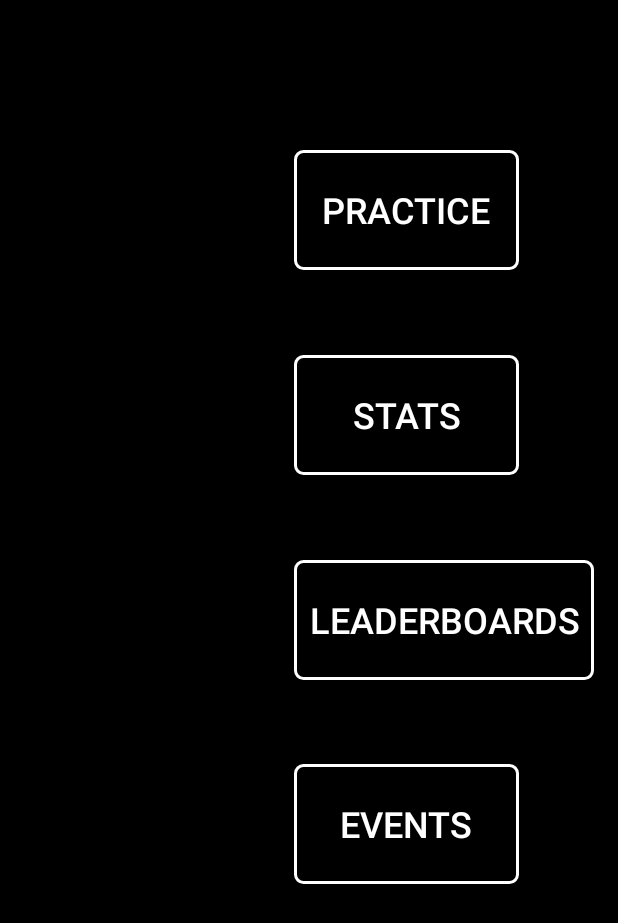
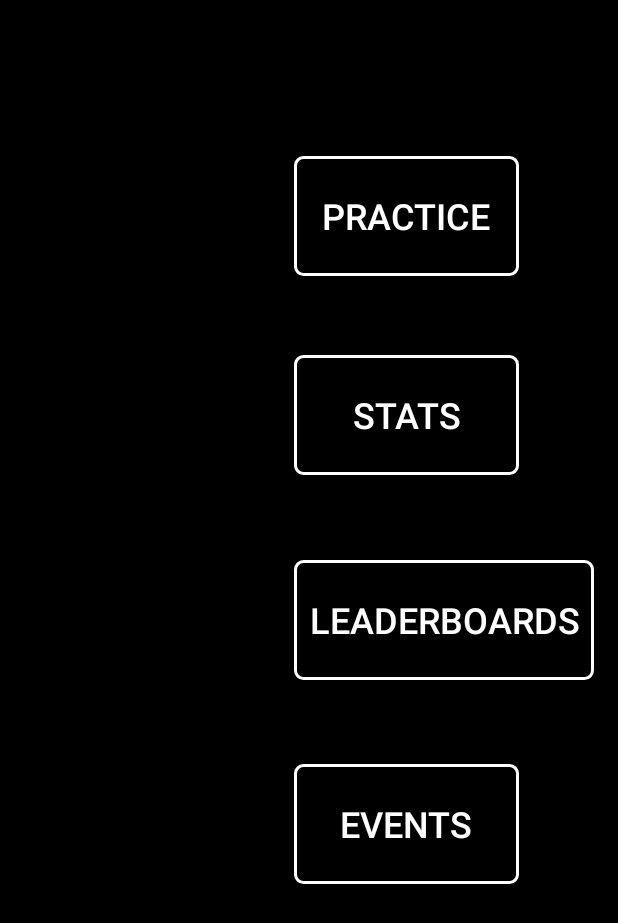
Before and after one commit to brianheaton1126/Puttlink, an Android app: the layout home_page2.xml on its own in the app's theme, with its tools: preview values and no code run, on a phone screen of 412 x 824 dp. Shown: the top 923 px of the screen. Run offline under Robolectric (Android 15) with nearby library versions, the phone set to English and light mode, and no system bars; plain views replace PlayerView.

Commit message:
2_23_22 version

```diff
--- a/app/src/main/res/layout/home_page2.xml
+++ b/app/src/main/res/layout/home_page2.xml
@@ -91,7 +91,7 @@ OF THIS SOFTWARE, EVEN IF ADVISED OF THE POSSIBILITY OF SUCH DAMAGE.
                 android:layout_width="150dp"
                 android:layout_height="80dp"
                 android:elevation="5dp"
-                android:layout_marginTop="32dp"
+                android:layout_marginTop="36dp"
                 android:background="@drawable/buttontransparent"
                 android:text="Practice"
                 android:textSize="24sp"
```
